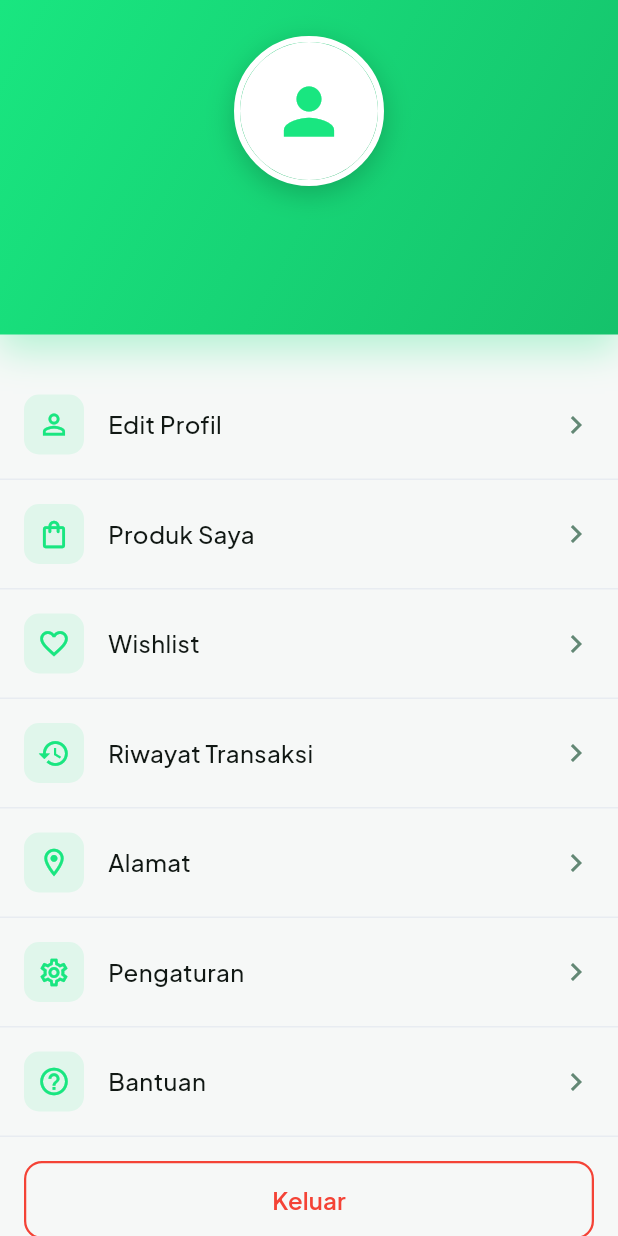
After one commit to kholilmustofa/thriftly_app, a Flutter app: the ProfileScreen screen opened directly, on a phone screen of 412 x 824 dp. The commit adds this screen. Run offline on Flutter 3.47's test engine with Material 3 defaults, Android fonts, the light colour scheme and no system bars; our stand-ins replace cloud_firestore, firebase_auth, firebase_core, firebase_storage, google_fonts, google_sign_in and 2 more; accounts and stored records are empty; network calls fail.

Commit message:
Add profile screen with menu items, implement bottom navigation to profile, and add edit profile placeholder

```diff
--- /dev/null
+++ b/lib/screens/profile_screen.dart
@@ -0,0 +1,311 @@
+import 'package:flutter/material.dart';
+import 'package:provider/provider.dart';
+import 'package:thriftly_app/config/app_theme.dart';
+import 'package:thriftly_app/services/auth_service.dart';
+import 'package:thriftly_app/screens/login_screen.dart';
+import 'package:thriftly_app/screens/edit_profile_screen.dart';
+
+class ProfileScreen extends StatelessWidget {
+  const ProfileScreen({super.key});
+
+  @override
+  Widget build(BuildContext context) {
+    final authService = context.read<AuthService>();
+    final user = authService.currentUser;
+
+    return Scaffold(
+      backgroundColor: AppTheme.backgroundLight,
+      body: SafeArea(
+        child: SingleChildScrollView(
+          child: Column(
+            children: [
+              // Header with profile info
+              _buildProfileHeader(user),
+
+              const SizedBox(height: 24),
+
+              // Menu items
+              _buildMenuItem(
+                context: context,
+                icon: Icons.person_outline,
+                title: 'Edit Profil',
+                onTap: () {
+                  Navigator.push(
+                    context,
+                    MaterialPageRoute(
+                      builder: (_) => const EditProfileScreen(),
+                    ),
+                  );
+                },
+              ),
+              _buildMenuItem(
+                context: context,
+                icon: Icons.shopping_bag_outlined,
+                title: 'Produk Saya',
+                onTap: () {
+                  ScaffoldMessenger.of(context).showSnackBar(
+                    const SnackBar(
+                      content: Text('Produk Saya - Coming Soon'),
+                      behavior: SnackBarBehavior.floating,
+                    ),
+                  );
+                },
+              ),
+              _buildMenuItem(
+                context: context,
+                icon: Icons.favorite_outline,
+                title: 'Wishlist',
+                onTap: () {
+                  ScaffoldMessenger.of(context).showSnackBar(
+                    const SnackBar(
+                      content: Text('Wishlist - Coming Soon'),
+                      behavior: SnackBarBehavior.floating,
+                    ),
+                  );
+                },
+              ),
+              _buildMenuItem(
+                context: context,
+                icon: Icons.history,
+                title: 'Riwayat Transaksi',
+                onTap: () {
+                  ScaffoldMessenger.of(context).showSnackBar(
+                    const SnackBar(
+                      content: Text('Riwayat Transaksi - Coming Soon'),
+                      behavior: SnackBarBehavior.floating,
+                    ),
+                  );
+                },
+              ),
+              _buildMenuItem(
+                context: context,
+                icon: Icons.location_on_outlined,
+                title: 'Alamat',
+                onTap: () {
+                  ScaffoldMessenger.of(context).showSnackBar(
+                    const SnackBar(
+                      content: Text('Alamat - Coming Soon'),
+                      behavior: SnackBarBehavior.floating,
+                    ),
+                  );
+                },
+              ),
+              _buildMenuItem(
+                context: context,
+                icon: Icons.settings_outlined,
+                title: 'Pengaturan',
+                onTap: () {
+                  ScaffoldMessenger.of(context).showSnackBar(
+                    const SnackBar(
+                      content: Text('Pengaturan - Coming Soon'),
+                      behavior: SnackBarBehavior.floating,
+                    ),
+                  );
+                },
+              ),
+              _buildMenuItem(
+                context: context,
+                icon: Icons.help_outline,
+                title: 'Bantuan',
+                onTap: () {
+                  ScaffoldMessenger.of(context).showSnackBar(
+                    const SnackBar(
+                      content: Text('Bantuan - Coming Soon'),
+                      behavior: SnackBarBehavior.floating,
+                    ),
+                  );
+                },
+              ),
+
+              const SizedBox(height: 16),
+
+              // Logout button
+              Padding(
+                padding: const EdgeInsets.symmetric(horizontal: 16),
+                child: SizedBox(
+                  width: double.infinity,
+                  height: 52,
+                  child: OutlinedButton(
+                    onPressed: () async {
+                      // Show confirmation dialog
+                      final confirmed = await showDialog<bool>(
+                        context: context,
+                        builder: (context) => AlertDialog(
+                          title: const Text('Keluar'),
+                          content: const Text(
+                            'Apakah Anda yakin ingin keluar?',
+                          ),
+                          actions: [
+                            TextButton(
+                              onPressed: () => Navigator.pop(context, false),
+                              child: const Text('Batal'),
+                            ),
+                            TextButton(
+                              onPressed: () => Navigator.pop(context, true),
+                              child: const Text(
+                                'Keluar',
+                                style: TextStyle(color: Colors.red),
+                              ),
+                            ),
+                          ],
+                        ),
+                      );
+
+                      if (confirmed == true && context.mounted) {
+                        await authService.logout();
+                        if (context.mounted) {
+                          Navigator.of(context).pushAndRemoveUntil(
+                            MaterialPageRoute(
+                              builder: (_) => const LoginScreen(),
+                            ),
+                            (route) => false,
+                          );
+                        }
+                      }
+                    },
+                    style: OutlinedButton.styleFrom(
+                      side: const BorderSide(color: Colors.red, width: 1.5),
+                      shape: RoundedRectangleBorder(
+                        borderRadius: BorderRadius.circular(12),
+                      ),
+                    ),
+                    child: const Text(
+                      'Keluar',
+                      style: TextStyle(
+                        color: Colors.red,
+                        fontSize: 16,
+                        fontWeight: FontWeight.w600,
+                      ),
+                    ),
+                  ),
+                ),
+              ),
+
+              const SizedBox(height: 32),
+            ],
+          ),
+        ),
+      ),
+    );
+  }
+
+  Widget _buildProfileHeader(dynamic user) {
+    return Container(
+      width: double.infinity,
+      padding: const EdgeInsets.all(24),
+      decoration: BoxDecoration(
+        gradient: const LinearGradient(
+          begin: Alignment.topLeft,
+          end: Alignment.bottomRight,
+          colors: [AppTheme.primary, AppTheme.primaryDark],
+        ),
+        boxShadow: [
+          BoxShadow(
+            color: AppTheme.primary.withValues(alpha: 0.3),
+            blurRadius: 20,
+            offset: const Offset(0, 10),
+          ),
+        ],
+      ),
+      child: Column(
+        children: [
+          // Profile picture
+          Container(
+            width: 100,
+            height: 100,
+            decoration: BoxDecoration(
+              shape: BoxShape.circle,
+              border: Border.all(color: Colors.white, width: 4),
+              boxShadow: [
+                BoxShadow(
+                  color: Colors.black.withValues(alpha: 0.2),
+                  blurRadius: 15,
+                  offset: const Offset(0, 5),
+                ),
+              ],
+            ),
+            child: CircleAvatar(
+              backgroundColor: Colors.white,
+              backgroundImage: user?.photoURL != null
+                  ? NetworkImage(user!.photoURL!)
+                  : null,
+              child: user?.photoURL == null
+                  ? const Icon(Icons.person, size: 50, color: AppTheme.primary)
+                  : null,
+            ),
+          ),
+
+          const SizedBox(height: 16),
+
+          // Name
+          Text(
+            user?.displayName ?? 'User',
+            style: const TextStyle(
+              fontSize: 24,
+              fontWeight: FontWeight.bold,
+              color: Colors.white,
+            ),
+          ),
+
+          const SizedBox(height: 4),
+
+          // Email
+          Text(
+            user?.email ?? '',
+            style: TextStyle(
+              fontSize: 14,
+              color: Colors.white.withValues(alpha: 0.9),
+            ),
+          ),
+        ],
+      ),
+    );
+  }
+
+  Widget _buildMenuItem({
+    required BuildContext context,
+    required IconData icon,
+    required String title,
+    required VoidCallback onTap,
+  }) {
+    return Material(
+      color: Colors.transparent,
+      child: InkWell(
+        onTap: onTap,
+        child: Container(
+          padding: const EdgeInsets.symmetric(horizontal: 16, vertical: 16),
+          decoration: const BoxDecoration(
+            border: Border(
+              bottom: BorderSide(color: Color(0xFFE8ECF1), width: 1),
+            ),
+          ),
+          child: Row(
+            children: [
+              Container(
+                width: 40,
+                height: 40,
+                decoration: BoxDecoration(
+                  color: AppTheme.primary.withValues(alpha: 0.1),
+                  borderRadius: BorderRadius.circular(10),
+                ),
+                child: Icon(icon, color: AppTheme.primary, size: 22),
+              ),
+              const SizedBox(width: 16),
+              Expanded(
+                child: Text(
+                  title,
+                  style: const TextStyle(
+                    fontSize: 16,
+                    fontWeight: FontWeight.w500,
+                    color: AppTheme.textMain,
+                  ),
+                ),
+              ),
+              const Icon(Icons.chevron_right, color: AppTheme.textSecondary),
+            ],
+          ),
+        ),
+      ),
+    );
+  }
+}
```
Also changed, not shown: lib/screens/edit_profile_screen.dart (added, +18 -0 lines), lib/screens/home_screen.dart (+18 -3 lines), pubspec.lock, 1 other file.
